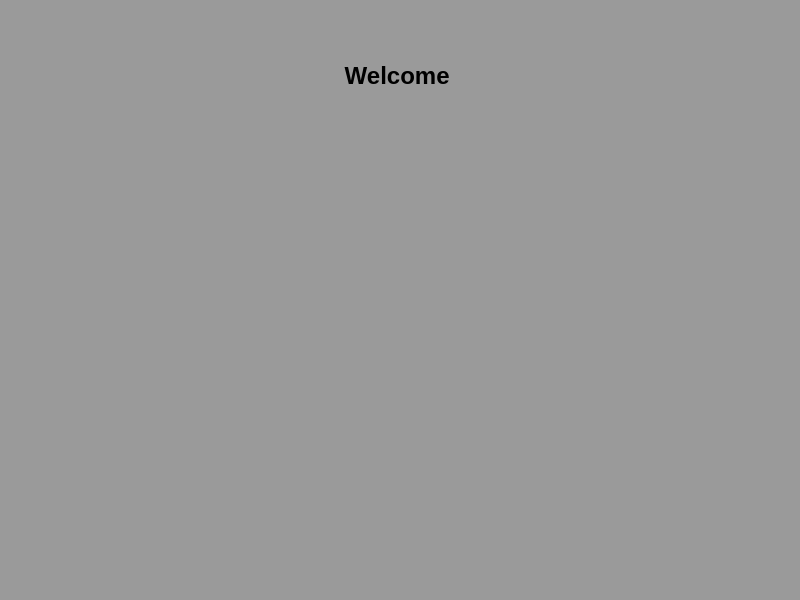
First picture: the form in EmailManager/WelcomeScreen.ui, repository bytesenseidk/Machine-Learning, before the edit.
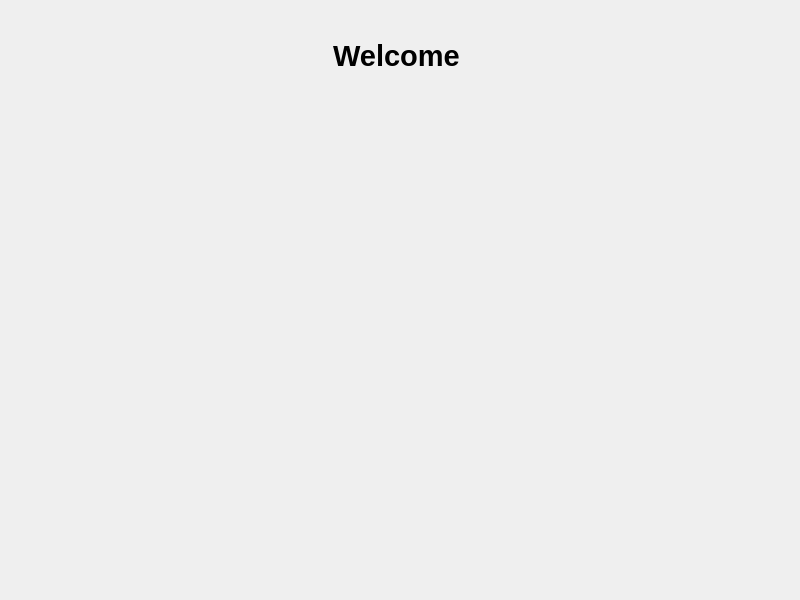
Second picture: the form after the edit.

Commit message: Welcome Screen integration

```diff
--- a/EmailManager/WelcomeScreen.ui
+++ b/EmailManager/WelcomeScreen.ui
@@ -14,31 +14,43 @@
    <string>MainWindow</string>
   </property>
   <property name="styleSheet">
-   <string notr="true">background-color: rgb(154, 154, 154);</string>
+   <string notr="true"/>
   </property>
   <widget class="QWidget" name="centralwidget">
-   <widget class="QLabel" name="label">
+   <widget class="QWidget" name="verticalLayoutWidget_4">
     <property name="geometry">
      <rect>
-      <x>150</x>
-      <y>50</y>
-      <width>501</width>
-      <height>51</height>
+      <x>0</x>
+      <y>0</y>
+      <width>801</width>
+      <height>111</height>
      </rect>
     </property>
+    <layout class="QVBoxLayout" name="verticalLayout_3">
+     <item>
+      <widget class="QLabel" name="welcome_label">
     <property name="font">
      <font>
-      <pointsize>18</pointsize>
+         <pointsize>22</pointsize>
       <weight>75</weight>
       <bold>true</bold>
      </font>
     </property>
+       <property name="layoutDirection">
+        <enum>Qt::LeftToRight</enum>
+       </property>
+       <property name="styleSheet">
+        <string notr="true"/>
+       </property>
     <property name="text">
      <string>Welcome </string>
     </property>
     <property name="alignment">
      <set>Qt::AlignCenter</set>
     </property>
+      </widget>
+     </item>
+    </layout>
    </widget>
   </widget>
  </widget>
```
Lines whose indentation alone changed are shown as unchanged. The commit also changes 2 other files.
